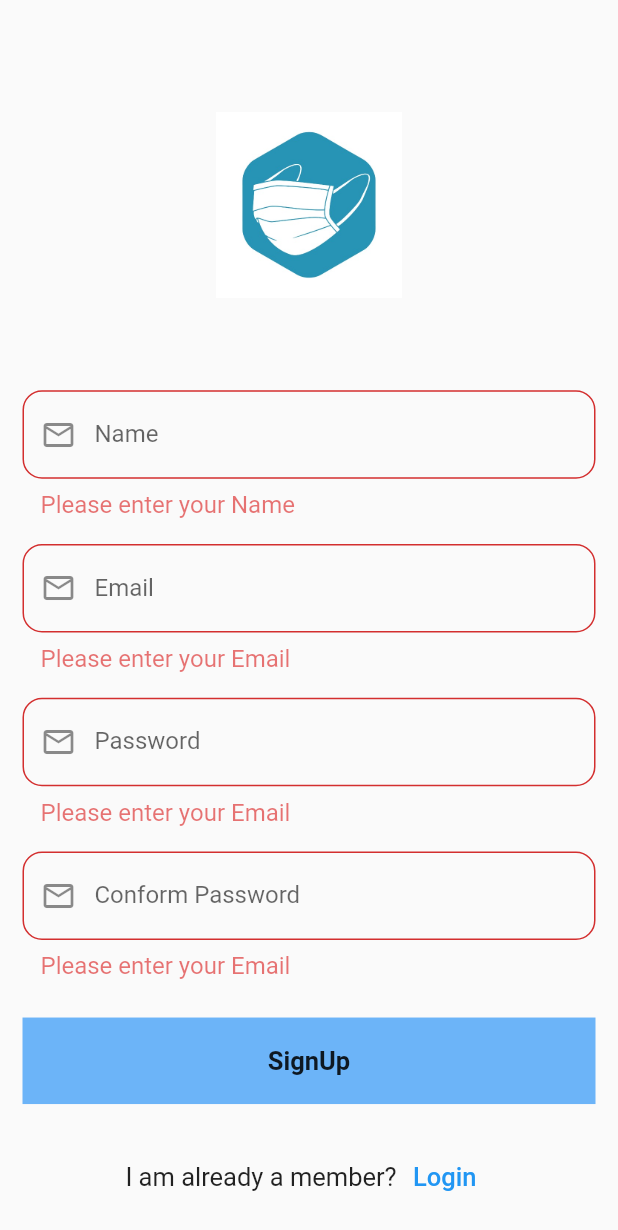
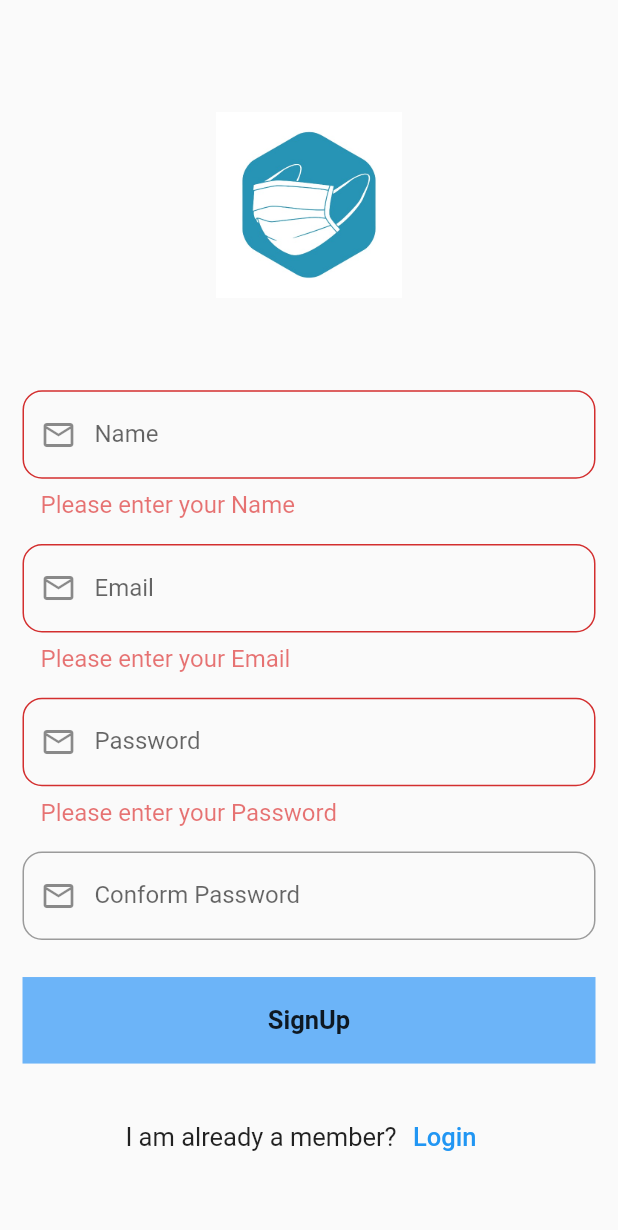
Before and after one commit to Adiikust/Face_Mask_Detection, a Flutter app: the SignUpScreen screen opened directly, after a tap on "SignUp", on a phone screen of 412 x 824 dp. Shown: the top 1230 px of the screen. Run offline on Flutter 3.47's test engine with Material 2 defaults, Android fonts, the phone set to English and light mode, and no system bars; drawn by our look-alikes of auto_size_text; our stand-ins replace form_field_validator, introduction_screen.

Commit message:
fourth commit

```diff
--- a/lib/Views/auth/login_screen.dart
+++ b/lib/Views/auth/login_screen.dart
@@ -48,6 +48,7 @@ class _LoginScreenState extends State<LoginScreen> {
                         borderRadius: BorderRadius.all(Radius.circular(13)),
                       ),
                     ),
+                    controller: emailController,
                     validator: MultiValidator([
                       RequiredValidator(errorText: 'Please enter your Email'),
                       EmailValidator(errorText: 'Please enter Valida Email'),
@@ -66,9 +67,11 @@ class _LoginScreenState extends State<LoginScreen> {
                       borderRadius: BorderRadius.all(Radius.circular(13)),
                     ),
                   ),
+                    controller: passwordController,
                     validator: MultiValidator([
                       RequiredValidator(errorText: 'Please enter your Password'),
-
+                      MinLengthValidator(8, errorText: 'Password must be at least 8 digits long'),
+                      PatternValidator(r'(?=.*?[#?!@$%^&*-])', errorText: 'Passwords must have at least one special character'),
                     ]),
                 ),
                   SizedBox(height: data.size.height * 0.01),
@@ -85,6 +88,10 @@ class _LoginScreenState extends State<LoginScreen> {
                   GestureDetector(
                     onTap: (){
                       if(_formKey.currentState!.validate()) {
+                        setState((){
+                          email =emailController.text.trim();
+                          password =passwordController.text.trim();
+                        });
                         Navigator.push(context, MaterialPageRoute(builder: (context) => const HomeScreen(),));
                       }
                     },
--- a/lib/Views/auth/signup_screen.dart
+++ b/lib/Views/auth/signup_screen.dart
@@ -13,8 +13,12 @@ class _SignUpScreenState extends State<SignUpScreen> {
   final _formKey = GlobalKey<FormState>();
   var email ="";
   var password ="";
+  var conformPwd ="";
+  var name ="";
+  final nameController =TextEditingController();
   final emailController =TextEditingController();
   final passwordController =TextEditingController();
+  final conformController =TextEditingController();
   @override
   Widget build(BuildContext context) {
     final data = MediaQuery.of(context);
@@ -43,9 +47,10 @@ class _SignUpScreenState extends State<SignUpScreen> {
                       borderRadius: BorderRadius.all(Radius.circular(13)),
                     ),
                   ),
+                  obscureText: true,
+                  controller: nameController,
                   validator: MultiValidator([
                     RequiredValidator(errorText: 'Please enter your Name'),
-                    EmailValidator(errorText: 'Please enter Valida Email'),
                   ]),
                 ),
                 SizedBox(height: data.size.height * 0.02),
@@ -60,13 +65,16 @@ class _SignUpScreenState extends State<SignUpScreen> {
                       borderRadius: BorderRadius.all(Radius.circular(13)),
                     ),
                   ),
+                  obscureText: true,
+                  controller: emailController,
                   validator: MultiValidator([
                     RequiredValidator(errorText: 'Please enter your Email'),
                     EmailValidator(errorText: 'Please enter Valida Email'),
-                  ]),
+                    ]),
                 ),
                 SizedBox(height: data.size.height * 0.02),
                 TextFormField(
+                  obscureText: true,
                   decoration:  const InputDecoration(
                     hintText: "Enter Password",
                     labelText: "Password",
@@ -77,9 +85,13 @@ class _SignUpScreenState extends State<SignUpScreen> {
                       borderRadius: BorderRadius.all(Radius.circular(13)),
                     ),
                   ),
+                  controller: passwordController,
+                  onChanged: (val){
+                    password = val;
+                  },
                   validator: MultiValidator([
-                    RequiredValidator(errorText: 'Please enter your Email'),
-                    MinLengthValidator(8, errorText: 'password must be at least 8 digits long'),
+                    RequiredValidator(errorText: 'Please enter your Password'),
+                    MinLengthValidator(8, errorText: 'Password must be at least 8 digits long'),
                     PatternValidator(r'(?=.*?[#?!@$%^&*-])', errorText: 'passwords must have at least one special character'),
                   ]),
                 ),
@@ -95,15 +107,21 @@ class _SignUpScreenState extends State<SignUpScreen> {
                       borderRadius: BorderRadius.all(Radius.circular(13)),
                     ),
                   ),
-                  validator: MultiValidator([
-                    RequiredValidator(errorText: 'Please enter your Email'),
-                    EmailValidator(errorText: 'Please enter Valida Email'),
-                  ]),
+                    controller: conformController,
+
+                    validator: (value) => MatchValidator(errorText: 'Passwords do not match').validateMatch(conformPwd, password),
+
                 ),
                 SizedBox(height: data.size.height * 0.03),
                 GestureDetector(
                   onTap: (){
                     if(_formKey.currentState!.validate()) {
+                      setState((){
+                        name=nameController.text.trim();
+                        email=emailController.text.trim();
+                        password=passwordController.text.trim();
+                        conformPwd=conformController.text.trim();
+                      });
                       Navigator.push(context, MaterialPageRoute(builder: (context) => const HomeScreen(),));
                     }},
                   child: Container(
--- a/lib/main.dart
+++ b/lib/main.dart
@@ -17,6 +17,7 @@ class MyApp extends StatelessWidget {
 
         primarySwatch: Colors.blue,
       ),
+      debugShowCheckedModeBanner: false,
       home: const LoginScreen(),
     );
   }
```
Also changed, not shown: lib/Views/auth/forgot_screen.dart (+17 -3 lines).
